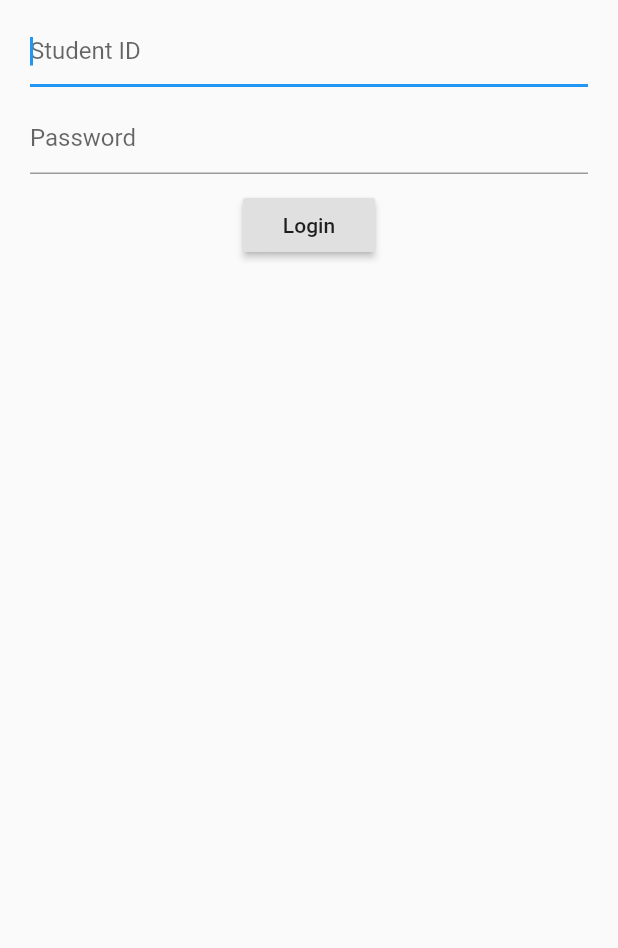
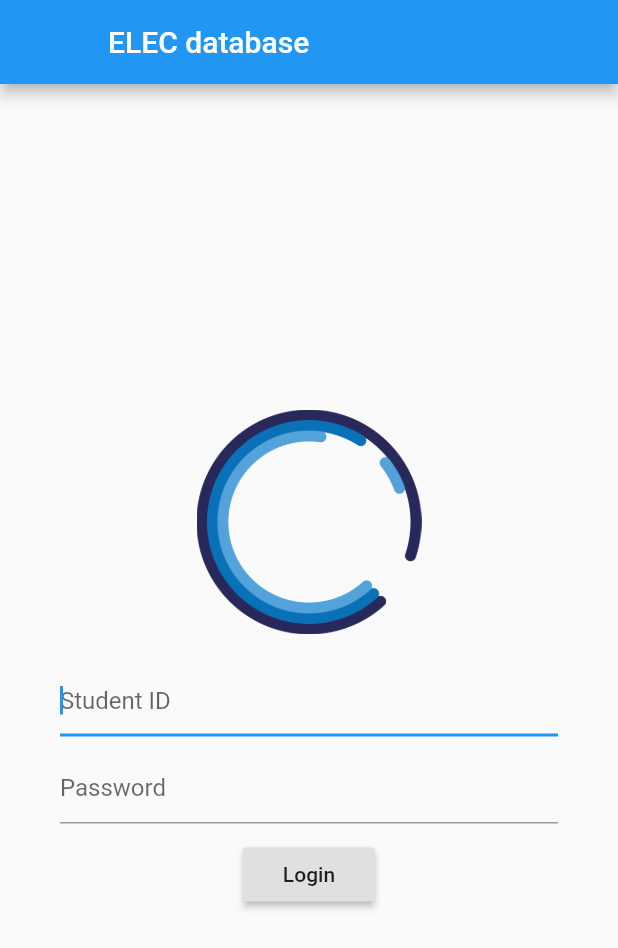
Before and after one commit to PoliTOcean/electronics_gui, a Flutter app: the screen it shows after launch, on a phone screen of 412 x 824 dp. Shown: the top 948 px of the screen. Run offline on Flutter 3.47's test engine with Material 2 defaults, Android fonts, the light colour scheme and no system bars; our stand-ins replace bloc.

Commit message:
loginPage

```diff
--- a/lib/views/login_page.dart
+++ b/lib/views/login_page.dart
@@ -4,9 +4,25 @@ class LoginPage extends StatelessWidget {
   @override
   Widget build(BuildContext context) {
     return Scaffold(
+        appBar: AppBar(
+          title: const Text("ELEC database"),
+          leading: Container(),
+        ),
         body: Padding(
-            padding: const EdgeInsets.symmetric(horizontal: 20, vertical: 10),
-            child: LoginForm()));
+            padding: const EdgeInsets.symmetric(horizontal: 40, vertical: 10),
+            child: Column(
+              mainAxisAlignment: MainAxisAlignment.center,
+              crossAxisAlignment: CrossAxisAlignment.center,
+              children: <Widget>[
+                Image(
+                  image: AssetImage('assets/politocean_logo.png'),
+                  width: 150,
+                  height: 150,
+                ),
+                SizedBox(height: 20),
+                LoginForm()
+              ],
+            )));
   }
 }
 
@@ -23,6 +39,7 @@ class _LoginFormState extends State<LoginForm> {
     return Form(
       key: _formKey,
       child: Column(
+        mainAxisAlignment: MainAxisAlignment.center,
         crossAxisAlignment: CrossAxisAlignment.center,
         children: <Widget>[
           // Student ID textfield
```
